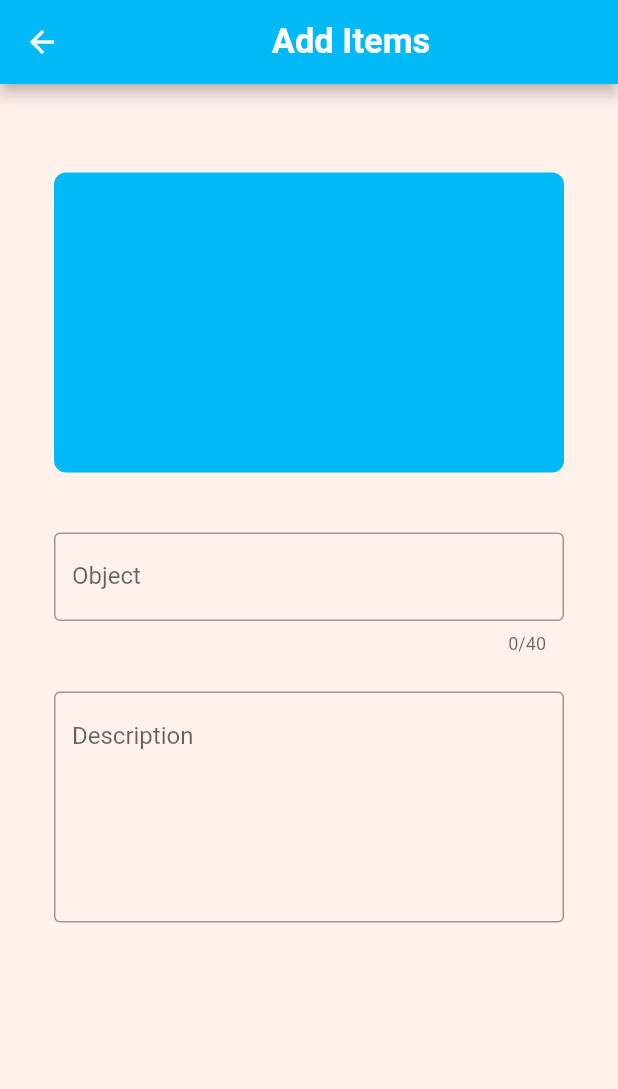
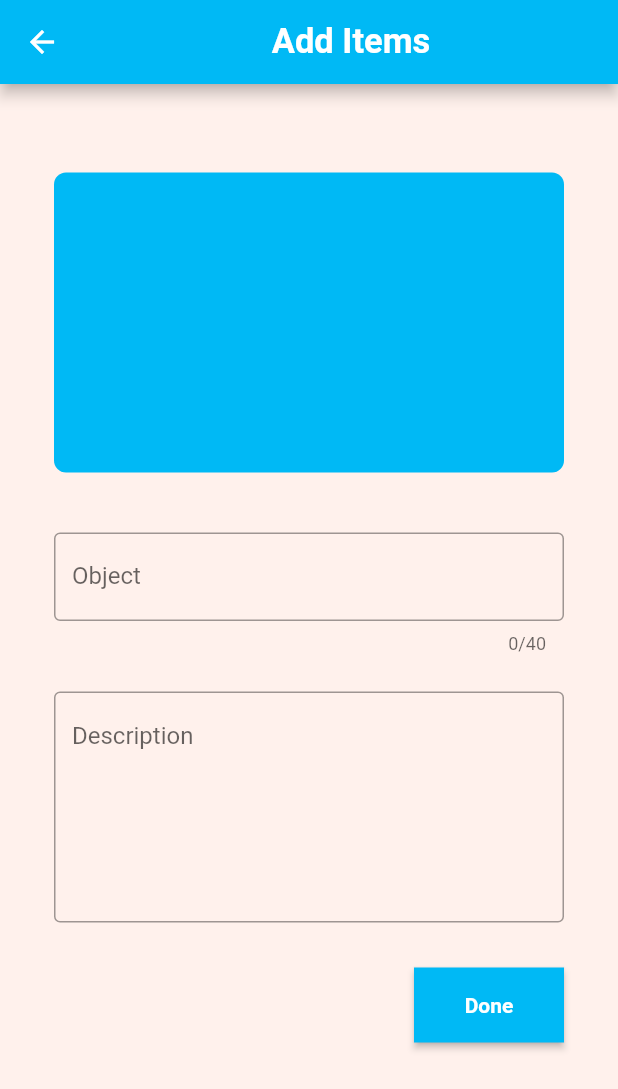
Before and after one commit to SumitKLamba/Lost-Found, a Flutter app: the OnClickFAB screen opened directly, on a phone screen of 412 x 824 dp. Shown: the top 1089 px of the screen. Run offline on Flutter 3.47's test engine with Material 2 defaults, Android fonts, the phone set to English and light mode, and no system bars.

Commit message:
added btn

```diff
--- a/lib/onClickFAB.dart
+++ b/lib/onClickFAB.dart
@@ -74,7 +74,24 @@ class _OnClickFABState extends State<OnClickFAB> {
                 ),
               ),
               SizedBox(
-                height: 25,
+                height: 30,
+              ),
+              Align(
+                alignment: Alignment.centerRight,
+                child: RawMaterialButton(
+                  fillColor: Color(0xFF00b9f5),
+                  constraints: BoxConstraints(
+                    minWidth: 100,
+                    minHeight: 50,
+                  ),
+                  onPressed: (){},
+                  child: Text('Done',
+                  style: TextStyle(
+                    color: Colors.white,
+                    fontWeight: FontWeight.w600,
+                  ),
+                  ),
+                ),
               ),
             ],
           ),
```
